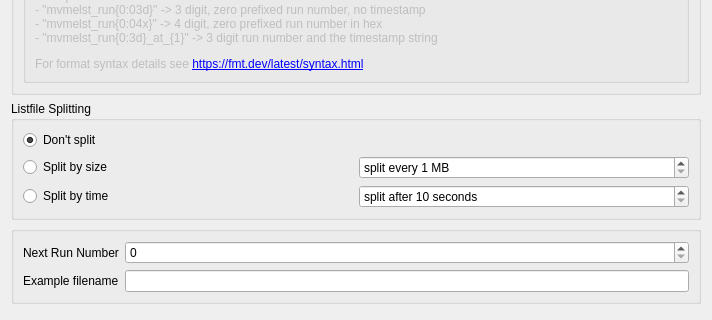
This is src/daq_run_settings_dialog.ui in flueke/mvme as Qt 5 draws it before an edit; both pictures show x 0 to 712 and y 313 to 633 of the 712 by 817 pixel window. The edited form follows.
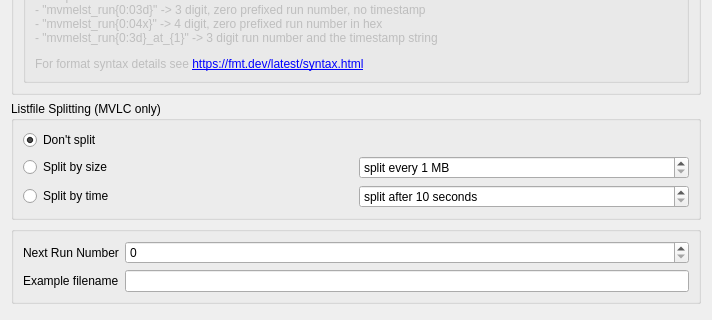
This is the edited form.

Commit message: run settings dialog: listfile splitting is for MVLC only

What changed in the file:
```diff
--- a/src/daq_run_settings_dialog.ui
+++ b/src/daq_run_settings_dialog.ui
@@ -200,7 +200,7 @@
    <item>
     <widget class="QGroupBox" name="gb_splitting">
      <property name="title">
-      <string>Listfile Splitting</string>
+      <string>Listfile Splitting (MVLC only)</string>
      </property>
      <layout class="QGridLayout" name="gridLayout">
       <item row="0" column="0">
```
